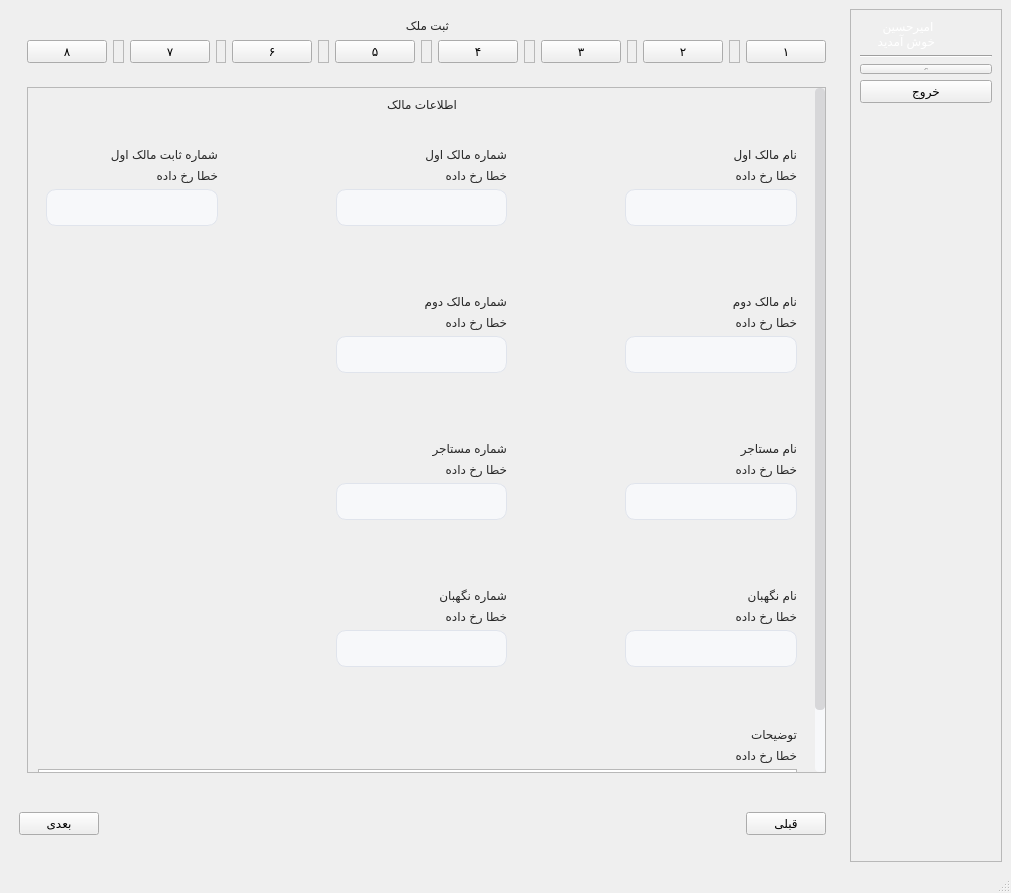
Before: the Qt Designer form uiFiles/main_UI.ui in amirhossein-mlkz/amlak, drawn with Qt 5.
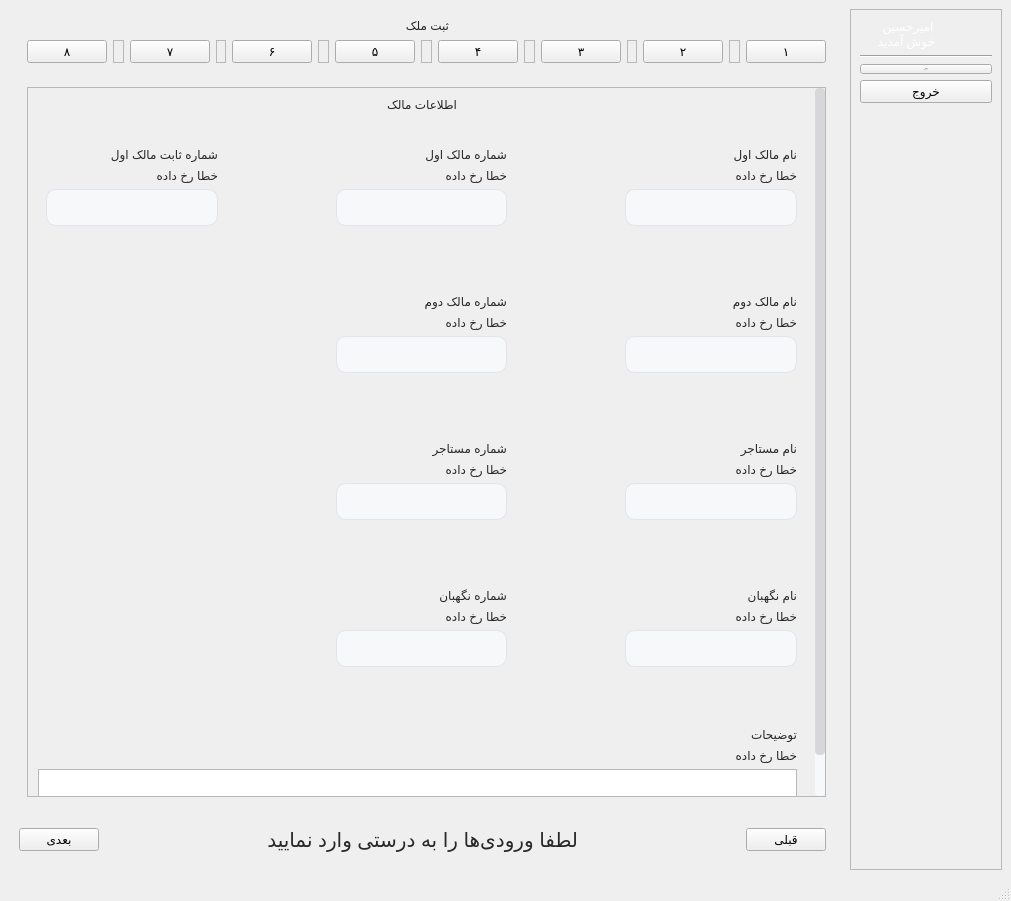
After: the same form once the commit is applied. The open tabs and pages were chosen to show the change. Icons and pictures are not drawn.

Commit message: validation on step

```diff
--- a/uiFiles/main_UI.ui
+++ b/uiFiles/main_UI.ui
@@ -7,7 +7,7 @@
     <x>0</x>
     <y>0</y>
     <width>1011</width>
-    <height>893</height>
+    <height>901</height>
    </rect>
   </property>
   <property name="minimumSize">
@@ -1437,8 +1437,8 @@
                <property name="geometry">
                 <rect>
                  <x>0</x>
-                 <y>-808</y>
-                 <width>774</width>
+                 <y>0</y>
+                 <width>677</width>
                  <height>1480</height>
                 </rect>
                </property>
@@ -4618,17 +4618,27 @@
             </spacer>
            </item>
            <item>
-            <spacer name="verticalSpacer_6">
+            <widget class="QLabel" name="estateStepErrorLabel">
+             <property name="styleSheet">
+              <string notr="true">font-size:20px;</string>
+             </property>
+             <property name="text">
+              <string>لطفا ورودی‌ها را به درستی وارد نمایید</string>
+             </property>
+             <property name="styleClass" stdset="0">
+              <string>form-field-error</string>
+             </property>
+            </widget>
+           </item>
+           <item>
+            <spacer name="horizontalSpacer_6">
              <property name="orientation">
-              <enum>Qt::Vertical</enum>
-             </property>
-             <property name="sizeType">
-              <enum>QSizePolicy::Fixed</enum>
+              <enum>Qt::Horizontal</enum>
              </property>
              <property name="sizeHint" stdset="0">
               <size>
-               <width>20</width>
-               <height>40</height>
+               <width>40</width>
+               <height>20</height>
               </size>
              </property>
             </spacer>
```
Left out of the diff: 9 changed lines with no effect on the pictures. The commit also changes 6 other files.
